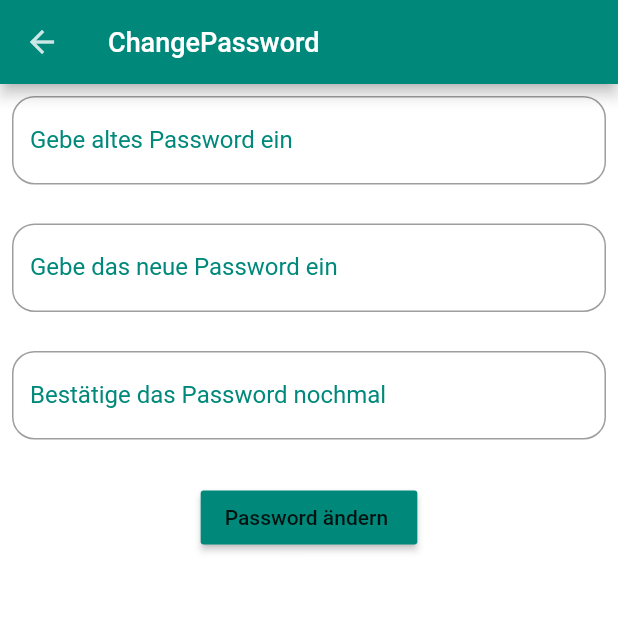
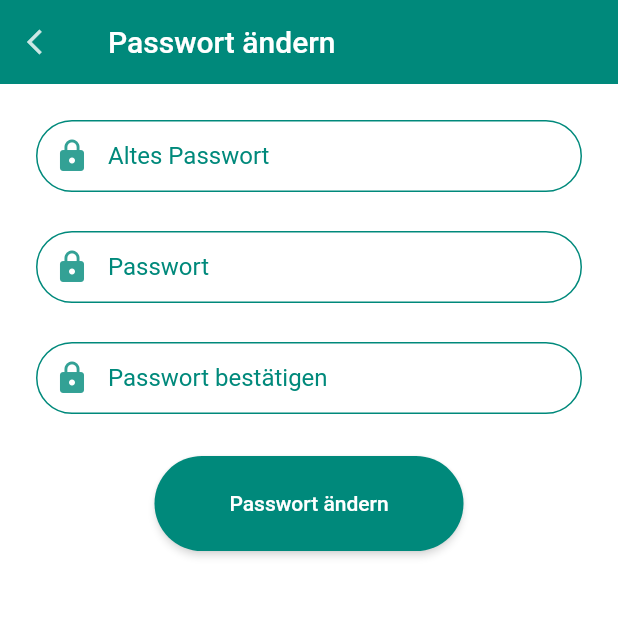
Before and after one commit to TaleTime/TaleTime_2, a Flutter app: the ChangePassword screen opened directly, on a phone screen of 412 x 824 dp, the top half of it. Run offline on Flutter 3.47's test engine with Material 2 defaults, Android fonts, the phone set to English and light mode, and no system bars; our stand-ins replace cloud_firestore, email_validator, file_picker, firebase_auth, firebase_core, marquee; accounts and stored records are empty; generated files the repository leaves out were written again; network calls fail.

Commit message:
Passwort ändern: Logik hinzugefügt

```diff
--- a/taletime/lib/screens/changePassword.dart
+++ b/taletime/lib/screens/changePassword.dart
@@ -1,5 +1,10 @@
+import 'package:firebase_auth/firebase_auth.dart';
 import 'package:flutter/material.dart';
+import 'package:taletime/utils/authentification_util.dart';
 import 'package:taletime/utils/constants.dart';
+import 'package:taletime/utils/decoration_util.dart';
+import 'package:taletime/utils/text_form_field_util.dart';
+import 'package:flutter_gen/gen_l10n/app_localizations.dart';
 
 class ChangePassword extends StatefulWidget {
   const ChangePassword({Key? key}) : super(key: key);
@@ -11,69 +16,73 @@ class ChangePassword extends StatefulWidget {
 class _ChangePasswordState extends State<ChangePassword> {
   TextEditingController editingController = TextEditingController();
   TextEditingController editingController1 = TextEditingController();
-  TextStyle textStyle = const TextStyle(fontSize: 18, color: Colors.white);
+
+  final _oldPasswordController = TextEditingController();
+  final _passwordController = TextEditingController();
+  final _confirmPasswordController = TextEditingController();
+  final GlobalKey<FormState> _formKey = GlobalKey<FormState>();
+  final FirebaseAuth auth = FirebaseAuth.instance;
+
   @override
   Widget build(BuildContext context) {
     return Scaffold(
-      appBar: AppBar(
-        backgroundColor: kPrimaryColor,
-        title: Text(
-          "ChangePassword",
-          style: textStyle,
-        ),
-        leading: IconButton(
-          onPressed: () {},
-          icon: Icon(Icons.arrow_back),
-        ),
-      ),
+      appBar: Decorations().appBarDecoration(
+          title: AppLocalizations.of(context)!.changePassword,
+          context: context,
+          automaticArrow: true),
       body: Column(
         children: [
           Padding(
+            padding: EdgeInsets.all(16.0),
+            child: Form(
+                key: _formKey,
+                child: Column(
+                  children: [
+                    Padding(
                       padding: const EdgeInsets.all(8.0),
-            child: TextFormField(
-              //   controller: ,
-              decoration: InputDecoration(
-                  label: Text("Gebe altes Password ein"),
-                  border: OutlineInputBorder(
-                      borderRadius: BorderRadius.circular(15.0))),
-            ),
+                      child: TextFormFieldUtil().enterOldPasswordForm(
+                          context, _oldPasswordController),
                     ),
                     SizedBox(
                       height: 10,
                     ),
                     Padding(
                         padding: const EdgeInsets.all(8.0),
-            child: TextFormField(
-              //   controller: ,
-              decoration: InputDecoration(
-                  label: Text("Gebe das neue Password ein"),
-                  border: OutlineInputBorder(
-                      borderRadius: BorderRadius.circular(15.0))),
-            ),
-          ),
+                        child: TextFormFieldUtil()
+                            .enterPasswordForm(context, _passwordController)),
                     SizedBox(
                       height: 10,
                     ),
                     Padding(
                         padding: const EdgeInsets.all(8.0),
-            child: TextFormField(
-              //   controller: ,
-              decoration: InputDecoration(
-                  label: Text("Bestätige das Password nochmal "),
-                  border: OutlineInputBorder(
-                      borderRadius: BorderRadius.circular(15.0))),
-            ),
-          ),
+                        child: TextFormFieldUtil().confirmPasswordForm(context,
+                            _passwordController, _confirmPasswordController)),
                     SizedBox(
                       height: 20,
                     ),
                     Center(
-            child: MaterialButton(
-              onPressed: () {},
-              color: kPrimaryColor,
-              child: const Text("Password ändern "),
+                      child: SizedBox(
+                        height: MediaQuery.of(context).size.height / 13,
+                        width: MediaQuery.of(context).size.width / 2,
+                        child: ElevatedButton(
+                          onPressed: () {
+                            final isValidForm =
+                                _formKey.currentState!.validate();
+                            if (isValidForm) {
+                              AuthentificationUtil(auth: auth).changePassword(
+                                  context,
+                                  _oldPasswordController.text.trim(),
+                                  _passwordController.text.trim());
+                            }
+                          },
+                          child: Text(
+                              AppLocalizations.of(context)!.changePassword),
+                        ),
                       ),
                     )
+                  ],
+                )),
+          ),
         ],
       ),
     );
```
Also changed, not shown: taletime/lib/utils/authentification_util.dart (+32 -0 lines). Lines whose indentation alone changed are shown as unchanged.
